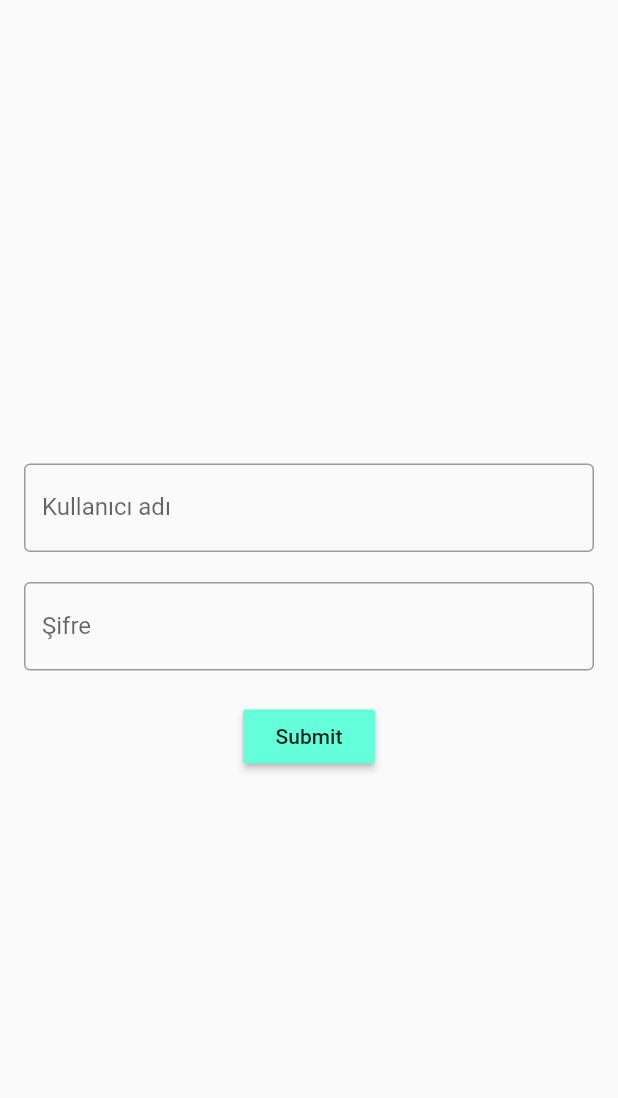
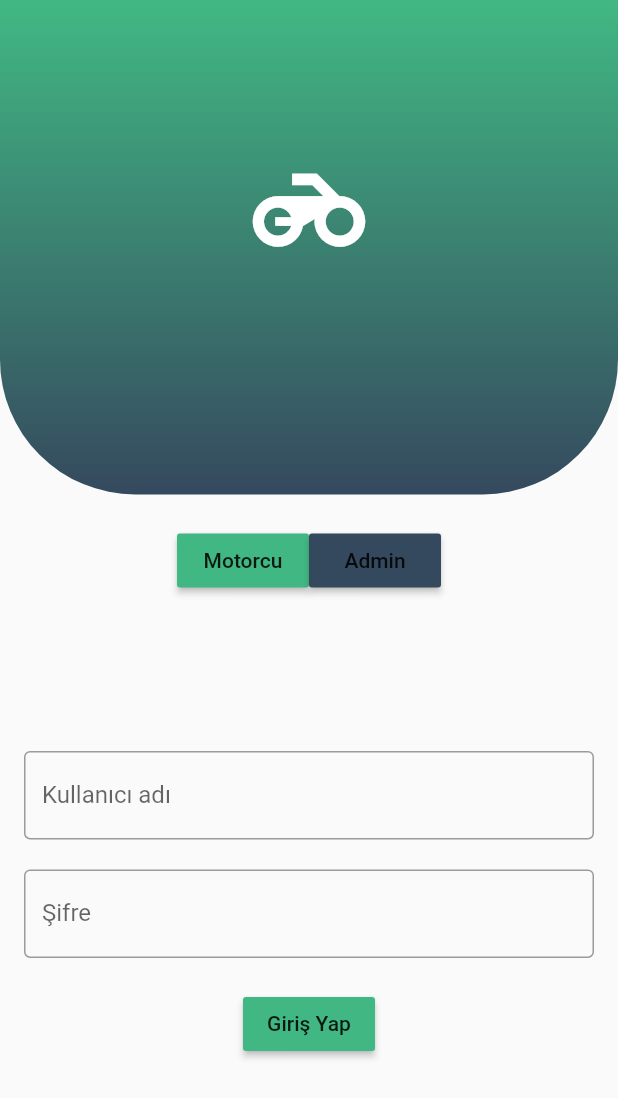
Before and after one commit to GorkemOzgur/delivery_app, a Flutter app: the screen it shows after launch, on a phone screen of 412 x 824 dp. Shown: the top 1098 px of the screen. Run offline on Flutter 3.47's test engine with Material 2 defaults, Android fonts, the phone set to English and light mode, and no system bars.

```diff
--- a/lib/DriverLogin/ApiEndpoints.dart
+++ /dev/null
@@ -1,4 +0,0 @@
-class ApiEndpoints{
-  String login = "sanjfkjanfksa";
-  String order = " sankfjnsansafkjnfask";
-}
--- a/lib/DriverLogin/Authorization.dart
+++ /dev/null
@@ -1,10 +0,0 @@
-class Authorization{
-   String auth;
-  Authorization({this.auth});
-  factory Authorization.fromJson(Map<String, dynamic> json){
-    return Authorization(
-      auth: json['Authorizaton'],
-    );
-  }
-
-}
--- a/lib/DriverLogin/DriverPage.dart
+++ b/lib/DriverLogin/DriverPage.dart
@@ -1,6 +1,4 @@
 import 'dart:convert';
-
-import 'package:delivery_app/DriverLogin/Authorization.dart';
 import 'package:flutter/material.dart';
 import 'package:http/http.dart' as http;
 import 'LoginRequest.dart';
@@ -8,10 +6,10 @@ import 'LoginRequest.dart';
 
 class DriverPage extends StatefulWidget {
 
-  final String calislutfen;
+  final String ParsedKey;
 
 
-  const DriverPage({Key key, this.calislutfen}) : super(key: key);
+  const DriverPage({Key key, this.ParsedKey}) : super(key: key);
 
    @override
   _DriverPage createState() => _DriverPage();
@@ -23,7 +21,7 @@ class _DriverPage extends State<DriverPage>{
     return Scaffold(
 
       body: Center(
-        child: Text(widget.calislutfen),
+        child: Text(widget.ParsedKey),
       ),
 
     );
--- a/lib/DriverLogin/LoginRequest.dart
+++ b/lib/DriverLogin/LoginRequest.dart
@@ -1,7 +1,5 @@
 import 'dart:collection';
 import 'dart:convert';
-import 'package:delivery_app/DriverLogin/ApiEndpoints.dart';
-import 'package:delivery_app/DriverLogin/Authorization.dart';
 import 'package:delivery_app/DriverLogin/DriverPage.dart';
 import 'package:http/http.dart' as Http;
 import 'package:flutter/material.dart';
@@ -25,14 +23,10 @@ class _LoginRequestState extends State<LoginRequest>{
     super.dispose();
   }
 
-
   static final TextEditingController _username = new TextEditingController();
   static final TextEditingController _password = new TextEditingController();
-  String get username => _username.text;
-  String get password => _password.text;
   Map autKey;
-  String calisKey;
-  ApiEndpoints apiEndpoints = new ApiEndpoints();
+  String parsingKey;
 
   void login(String username, String password)  async {
     String url3 = 'http://167.172.166.88:8080/api/userAccount/driver/login';
@@ -48,14 +42,14 @@ class _LoginRequestState extends State<LoginRequest>{
 
     if(response.statusCode==200){
       autKey=json.decode(response.body);
-      calisKey = autKey['Authorization'];
-        Navigator.pushReplacement(context, new MaterialPageRoute(builder: (BuildContext context) => new DriverPage(calislutfen:calisKey,)));
+      parsingKey = autKey['Authorization'];
+        Navigator.pushReplacement(context, new MaterialPageRoute(builder: (BuildContext context) => new DriverPage(ParsedKey:parsingKey,)));
 
 
     }
     print('Response status: ${response.statusCode}');
     print('Response body: ${response.body}');
-    print(calisKey);
+    print(parsingKey);
 
   }
   @override
@@ -66,14 +60,96 @@ class _LoginRequestState extends State<LoginRequest>{
 
       body: SingleChildScrollView(
         child: Container(
-          height: MediaQuery.of(context).size.height,
+
+          child: Column(
+            children: <Widget>[
+              Container(
+                width: MediaQuery.of(context).size.width,
+                height: MediaQuery.of(context).size.height/2.5,
+                decoration: BoxDecoration(
+                    gradient: LinearGradient(
+                      begin: Alignment.topCenter,
+                      end: Alignment.bottomCenter,
+                      colors: [
+                        Color(0xff41B883),
+                        Color(0xff35495E)
+                      ],
+                    ),
+                    borderRadius: BorderRadius.only(
+                        bottomLeft: Radius.circular(90),
+                        bottomRight: Radius.circular(90)
+                    )
+                ),
+                child: Column(
+                  mainAxisAlignment: MainAxisAlignment.center,
+                  children: <Widget>[
+                    Spacer(),
+                    Align(
+                      alignment: Alignment.center,
+                      child: Icon(Icons.motorcycle,
+                        size: 90,
+                        color: Colors.white,
+                      ),
+                    ),
+                    Spacer(),
+
+                    Align(
+                      alignment: Alignment.bottomRight,
+                      child: Padding(
+                        padding: const EdgeInsets.only(
+                            bottom: 32,
+                            right: 32
+                        ),
+                        child: Text('',
+                          style: TextStyle(
+                              color: Colors.white,
+                              fontSize: 18
+                          ),
+                        ),
+                      ),
+                    ),
+                  ],
+                ),
+              ),
+              SizedBox(
+                height: 20.0,
+              ),
+              Row(
+                mainAxisAlignment: MainAxisAlignment.center,
+                children: <Widget>[
+                  RaisedButton(
+                    color: Color(0xff41B883),
+                    onPressed: (){
+                      print("");
+                    },
+
+                    child: Text("Motorcu"),
+                  ),
+
+                  RaisedButton(
+                    color: Color(0xff35495E),
+                    onPressed: (){
+                      print("");
+                    },
+
+                    child: Text("Admin"),
+                  ),
+
+                ],
+
+              ),
+
+              Container(
+                height: MediaQuery.of(context).size.height/2,
                 padding: EdgeInsets.all(16),
                 child: Column(
                   mainAxisSize: MainAxisSize.max,
                   mainAxisAlignment: MainAxisAlignment.center,
                   children: <Widget>[
+
                     TextField(
                       controller: _username,
+
                       keyboardType: TextInputType.emailAddress,
                       decoration: InputDecoration(
                         border: OutlineInputBorder(),
@@ -87,7 +163,8 @@ class _LoginRequestState extends State<LoginRequest>{
                     ),
                     TextField(
                       controller: _password,
-                keyboardType: TextInputType.text,
+
+                      keyboardType: TextInputType.number,
                       obscureText: true,
                       decoration: InputDecoration(
                         border: OutlineInputBorder(),
@@ -100,15 +177,22 @@ class _LoginRequestState extends State<LoginRequest>{
                       height: 20.0,
                     ),
                     RaisedButton(
-                color: Colors.tealAccent,
-                onPressed:() =>
-                    login(_username.text,_password.text),
-                child: Text("Submit"),
+                      color: Color(0xff41B883),
+                      onPressed: (){
+                        login(_username.text,_password.text);
+
+                      },
+
+                      child: Text("Giriş Yap"),
                     ),
 
                   ],
                 ),
               ),
+            ],
+          ),
+
+        ),
       ),
     );
   }
--- a/lib/main.dart
+++ b/lib/main.dart
@@ -1,7 +1,6 @@
 
 import 'package:delivery_app/DriverLogin/LoginRequest.dart';
-
-import 'package:flutter/material.dart';
+ import 'package:flutter/material.dart';
 
 
 void main() => runApp(MyApp());
```
Also changed, not shown: lib/DriverLogin/OrderEndpoints.dart (deleted). Lines whose indentation alone changed are shown as unchanged.
